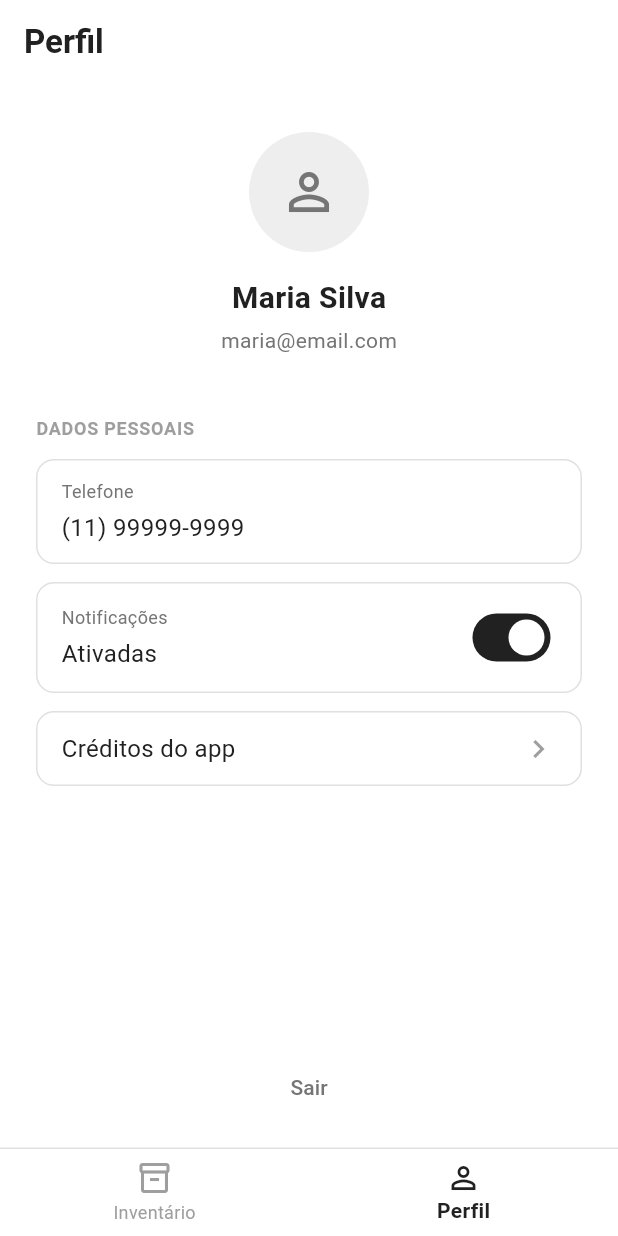
After one commit to SoaresPauloR/BipTag, a Flutter app: the Perfil screen opened by its route, on a phone screen of 412 x 824 dp. The commit adds this screen. Run offline on Flutter 3.47's test engine with Material 3 defaults, Android fonts, the phone set to English and light mode, and no system bars.

Commit message:
adicionando telas de meu perfil e creditos

```diff
--- a/lib/main.dart
+++ b/lib/main.dart
@@ -4,6 +4,8 @@ import 'package:biptag/screens/login.dart';
 import 'package:biptag/screens/user_registration.dart'; // <-- Esta é a linha que resolve o teu erro!
 import 'package:biptag/theme/app_theme.dart';
 import 'package:flutter/material.dart';
+import 'package:biptag/screens/perfil.dart';
+import 'package:biptag/screens/credits.dart';
 
 void main() {
   runApp(
@@ -16,6 +18,8 @@ void main() {
         '/register': (context) => const UserRegistration(),
         '/inventory': (context) => const Inventory(),
         '/inventory/create': (context) => const InventoryForm(),
+        '/perfil': (context) => const Perfil(),
+        '/creditos': (context) => const Credits(),
       },
     ),
   );
--- /dev/null
+++ b/lib/screens/perfil.dart
@@ -0,0 +1,245 @@
+import 'package:flutter/material.dart';
+
+class Perfil extends StatefulWidget {
+  const Perfil({super.key});
+
+  @override
+  State<Perfil> createState() => _PerfilState();
+}
+
+class _PerfilState extends State<Perfil> {
+  bool _notificationsEnabled = true;
+
+  @override
+  Widget build(BuildContext context) {
+    return Scaffold(
+      backgroundColor: Colors.white,
+      appBar: AppBar(
+        backgroundColor: Colors.white,
+        scrolledUnderElevation: 0,
+        automaticallyImplyLeading: false, // Remove a seta de voltar, já que é uma tela principal
+        title: const Text(
+          'Perfil',
+          style: TextStyle(
+            color: Color(0xFF212121),
+            fontWeight: FontWeight.bold,
+          ),
+        ),
+      ),
+      body: SafeArea(
+        child: Padding(
+          padding: const EdgeInsets.symmetric(horizontal: 24.0),
+          child: Column(
+            children: [
+              const SizedBox(height: 32),
+
+              // Foto de Perfil (Avatar)
+              Container(
+                width: 80,
+                height: 80,
+                decoration: BoxDecoration(
+                  color: Colors.grey[200],
+                  shape: BoxShape.circle,
+                ),
+                child: Icon(
+                  Icons.person_outline,
+                  size: 40,
+                  color: Colors.grey[600],
+                ),
+              ),
+              const SizedBox(height: 16),
+
+              // Nome e Email
+              const Text(
+                'Maria Silva',
+                style: TextStyle(
+                  fontSize: 20,
+                  fontWeight: FontWeight.bold,
+                  color: Color(0xFF212121),
+                ),
+              ),
+              const SizedBox(height: 4),
+              Text(
+                'maria@email.com',
+                style: TextStyle(
+                  color: Colors.grey[600],
+                  fontSize: 14,
+                ),
+              ),
+
+              const SizedBox(height: 40),
+
+              // Seção: DADOS PESSOAIS
+              Align(
+                alignment: Alignment.centerLeft,
+                child: Text(
+                  'DADOS PESSOAIS',
+                  style: TextStyle(
+                    fontSize: 12,
+                    fontWeight: FontWeight.bold,
+                    color: Colors.grey[500],
+                    letterSpacing: 0.5,
+                  ),
+                ),
+              ),
+              const SizedBox(height: 12),
+
+              // Card: Telefone
+              _buildInfoCard(
+                child: Column(
+                  crossAxisAlignment: CrossAxisAlignment.start,
+                  children: [
+                    Text(
+                      'Telefone',
+                      style: TextStyle(fontSize: 12, color: Colors.grey[600]),
+                    ),
+                    const SizedBox(height: 4),
+                    const Text(
+                      '(11) 99999-9999',
+                      style: TextStyle(
+                        fontSize: 16,
+                        color: Color(0xFF212121),
+                      ),
+                    ),
+                  ],
+                ),
+              ),
+              const SizedBox(height: 12),
+
+              // Card: Notificações
+              _buildInfoCard(
+                child: Row(
+                  mainAxisAlignment: MainAxisAlignment.spaceBetween,
+                  children: [
+                    Column(
+                      crossAxisAlignment: CrossAxisAlignment.start,
+                      children: [
+                        Text(
+                          'Notificações',
+                          style: TextStyle(fontSize: 12, color: Colors.grey[600]),
+                        ),
+                        const SizedBox(height: 4),
+                        Text(
+                          _notificationsEnabled ? 'Ativadas' : 'Desativadas',
+                          style: const TextStyle(
+                            fontSize: 16,
+                            color: Color(0xFF212121),
+                          ),
+                        ),
+                      ],
+                    ),
+                    Switch(
+                      value: _notificationsEnabled,
+                      activeColor: Colors.white,
+                      activeTrackColor: const Color(0xFF212121),
+                      inactiveThumbColor: Colors.white,
+                      inactiveTrackColor: Colors.grey[300],
+                      onChanged: (bool value) {
+                        setState(() {
+                          _notificationsEnabled = value;
+                        });
+                      },
+                    ),
+                  ],
+                ),
+              ),
+              const SizedBox(height: 12),
+
+              // Card: Créditos do app
+              InkWell(
+                onTap: () {
+                  // Redireciona para a tela de Créditos (ainda não criada)
+                  Navigator.pushNamed(context, '/creditos');
+                },
+                borderRadius: BorderRadius.circular(12),
+                child: _buildInfoCard(
+                  child: const Row(
+                    mainAxisAlignment: MainAxisAlignment.spaceBetween,
+                    children: [
+                      Text(
+                        'Créditos do app',
+                        style: TextStyle(
+                          fontSize: 16,
+                          color: Color(0xFF212121),
+                        ),
+                      ),
+                      Icon(
+                        Icons.chevron_right,
+                        color: Colors.grey,
+                      ),
+                    ],
+                  ),
+                ),
+              ),
+
+              const Spacer(), // Empurra o botão Sair lá para baixo
+
+              // Botão Sair
+              TextButton(
+                onPressed: () {
+                  // Volta para a tela de Inventário
+                  Navigator.pushReplacementNamed(context, '/inventory');
+                },
+                child: Text(
+                  'Sair',
+                  style: TextStyle(
+                    color: Colors.grey[600],
+                    fontSize: 14,
+                  ),
+                ),
+              ),
+              const SizedBox(height: 16),
+            ],
+          ),
+        ),
+      ),
+
+      // Barra de Navegação Inferior
+      bottomNavigationBar: Container(
+        decoration: BoxDecoration(
+          border: Border(
+            top: BorderSide(color: Colors.grey[300]!, width: 1),
+          ),
+        ),
+        child: BottomNavigationBar(
+          backgroundColor: Colors.white,
+          elevation: 0,
+          currentIndex: 1, // Fixado em 1 pois estamos na aba Perfil
+          selectedItemColor: const Color(0xFF212121),
+          unselectedItemColor: Colors.grey[500],
+          selectedLabelStyle: const TextStyle(fontWeight: FontWeight.bold),
+          onTap: (index) {
+            if (index == 0) {
+              // Se clicar no botão Inventário (index 0), navega para lá
+              Navigator.pushReplacementNamed(context, '/inventory');
+            }
+          },
+          items: const [
+            BottomNavigationBarItem(
+              icon: Icon(Icons.inventory_2_outlined),
+              label: 'Inventário',
+            ),
+            BottomNavigationBarItem(
+              icon: Icon(Icons.person_outline),
+              label: 'Perfil',
+            ),
+          ],
+        ),
+      ),
+    );
+  }
+
+  // Widget auxiliar para criar os blocos brancos com borda cinza
+  Widget _buildInfoCard({required Widget child}) {
+    return Container(
+      width: double.infinity,
+      padding: const EdgeInsets.symmetric(horizontal: 16.0, vertical: 12.0),
+      decoration: BoxDecoration(
+        color: Colors.white,
+        borderRadius: BorderRadius.circular(12),
+        border: Border.all(color: Colors.grey[300]!),
+      ),
+      child: child,
+    );
+  }
+}
```
Also changed, not shown: lib/screens/credits.dart (added, +175 -0 lines).
